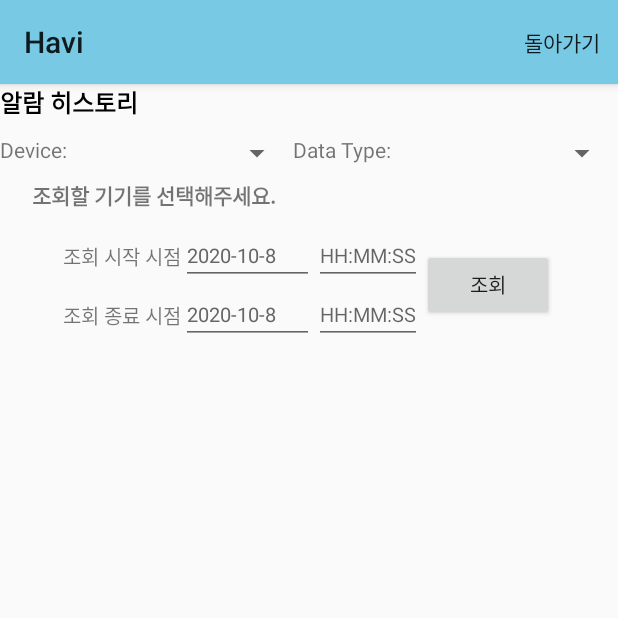
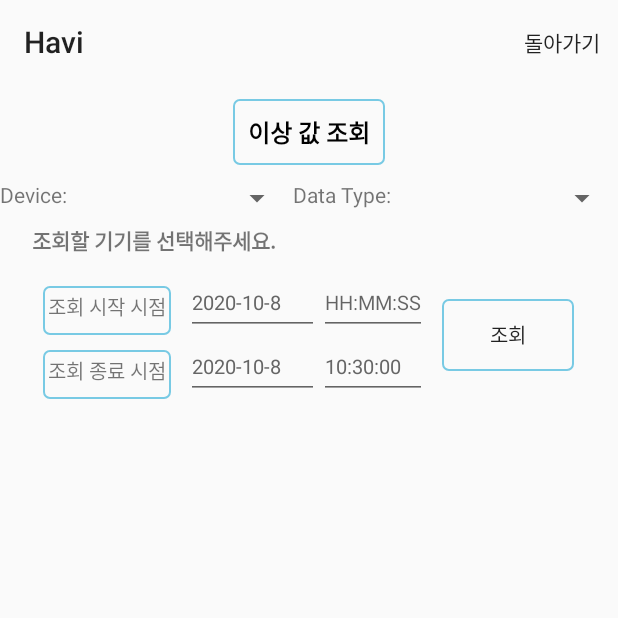
Before and after one commit to SongheeBack/2020Project, an Android app: the MainActivity screen opened directly, with no data from a screen before it, after a tap on "오류 데이터 조회", on a phone screen of 412 x 824 dp, the top half of it. Run offline under Robolectric (Android 15) with nearby library versions, the phone set to English and light mode, and no system bars; 2 statements that could not run were skipped.

Commit message:
오타수정_최종

```diff
--- a/app/src/main/java/com/example/a2020project/Chart/Chart.java
+++ b/app/src/main/java/com/example/a2020project/Chart/Chart.java
@@ -168,6 +168,8 @@ public class Chart extends Fragment {
         Calendar cal = Calendar.getInstance();
         tv[0].setText(cal.get(Calendar.YEAR) +"-"+ (cal.get(Calendar.MONTH)+1) +"-"+ cal.get(Calendar.DATE));
         tv[1].setText(cal.get(Calendar.YEAR) +"-"+ (cal.get(Calendar.MONTH)+1) +"-"+ cal.get(Calendar.DATE));
+        tv[3].setText(cal.get(Calendar.HOUR_OF_DAY) + ":" + cal.get(Calendar.MINUTE) + ":00");
+        chart_EndTime.append(cal.get(Calendar.HOUR_OF_DAY) + ":" + cal.get(Calendar.MINUTE) + ":00");
 
 
         // 이하 TextView에 대한 이벤트 처리 함수
@@ -367,7 +369,7 @@ public class Chart extends Fragment {
                 }
             }).execute("select DISTINCT date_format(log_date,'%y-%m-%d %H:%i:%s') as log_date, log_value from log " +
                     "where device_ID = " + '"' + id + '"' + " and log_index = " + '"' + idx + '"' +
-                    " and log_date between "+ '"' + sD + '"' + " and" + '"' + eD + '"' + " order by log_date desc", "2");
+                    " and log_date between "+ '"' + sD + '"' + " and" + '"' + eD + '"' + " order by log_date asc", "2");
 
         }
 
--- a/app/src/main/java/com/example/a2020project/ErrorData/ErrorData.java
+++ b/app/src/main/java/com/example/a2020project/ErrorData/ErrorData.java
@@ -3,6 +3,7 @@ package com.example.a2020project.ErrorData;
 import android.app.DatePickerDialog;
 import android.app.TimePickerDialog;
 import android.content.Intent;
+import android.graphics.drawable.ColorDrawable;
 import android.os.Bundle;
 import android.util.Log;
 import android.view.Menu;
@@ -62,8 +63,8 @@ public class ErrorData extends AppCompatActivity {
     protected void onCreate(Bundle savedInstanceState) {
         super.onCreate(savedInstanceState);
         setContentView(R.layout.error_data);
+        getSupportActionBar().setBackgroundDrawable(new ColorDrawable(0xFFFFFF));
 
-        Intent intent = this.getIntent();
 
         logIndex.clear();
         dName.clear();
@@ -111,6 +112,8 @@ public class ErrorData extends AppCompatActivity {
         Calendar cal = Calendar.getInstance();
         tv[0].setText(cal.get(Calendar.YEAR) +"-"+ (cal.get(Calendar.MONTH)+1) +"-"+ cal.get(Calendar.DATE));
         tv[1].setText(cal.get(Calendar.YEAR) +"-"+ (cal.get(Calendar.MONTH)+1) +"-"+ cal.get(Calendar.DATE));
+        tv[3].setText(cal.get(Calendar.HOUR_OF_DAY) + ":" + cal.get(Calendar.MINUTE) + ":00");
+        endTime.append(cal.get(Calendar.HOUR_OF_DAY) + ":" + cal.get(Calendar.MINUTE) + ":00");
 
         tv[0].setOnClickListener(new View.OnClickListener(){
             @Override
--- a/app/src/main/java/com/example/a2020project/Log/Log.java
+++ b/app/src/main/java/com/example/a2020project/Log/Log.java
@@ -153,9 +153,12 @@ public class Log extends Fragment {
         tv[2] = view.findViewById(R.id.editTextTime1);
         tv[3] = view.findViewById(R.id.editTextTime2);
 
+
         Calendar cal = Calendar.getInstance();
         tv[0].setText(cal.get(Calendar.YEAR) +"-"+ (cal.get(Calendar.MONTH)+1) +"-"+ cal.get(Calendar.DATE));
         tv[1].setText(cal.get(Calendar.YEAR) +"-"+ (cal.get(Calendar.MONTH)+1) +"-"+ cal.get(Calendar.DATE));
+        tv[3].setText(cal.get(Calendar.HOUR_OF_DAY) + ":" + cal.get(Calendar.MINUTE) + ":00");
+        endTime.append(cal.get(Calendar.HOUR_OF_DAY) + ":" + cal.get(Calendar.MINUTE) + ":00");
 
         tv[0].setOnClickListener(new View.OnClickListener(){
             @Override
@@ -336,7 +339,7 @@ public class Log extends Fragment {
                 }
             }).execute("select DISTINCT date_format(log_date,'%y-%m-%d %H:%i:%s') as log_date, log_value from log " +
                     "where device_ID = " + '"' + id + '"' + " and log_index = " + '"' + idx + '"' +
-                    " and log_date between "+ '"' + sD + '"' + " and" + '"' + eD + '"' + " order by log_date desc", "2");
+                    " and log_date between "+ '"' + sD + '"' + " and" + '"' + eD + '"' + " order by log_date asc", "2");
 
         }
 
--- a/app/src/main/java/com/example/a2020project/MainActivity.java
+++ b/app/src/main/java/com/example/a2020project/MainActivity.java
@@ -12,13 +12,18 @@ import android.content.Context;
 import android.content.DialogInterface;
 import android.content.Intent;
 import android.content.IntentFilter;
+import android.graphics.drawable.ColorDrawable;
 import android.os.Bundle;
 import android.util.Log;
 import android.view.Menu;
 import android.view.MenuItem;
+import android.widget.CheckBox;
+import android.widget.CompoundButton;
 import android.widget.Toast;
 
 import com.example.a2020project.ErrorData.ErrorData;
+import com.example.a2020project.ForLogin.LoginActivity;
+import com.example.a2020project.ForLogin.SaveSharedPreference;
 import com.google.android.gms.tasks.OnCompleteListener;
 import com.google.android.gms.tasks.Task;
 import com.google.android.material.tabs.TabLayout;
@@ -41,11 +46,15 @@ public class MainActivity extends AppCompatActivity {
 
     int tabP;
     TabAdapter tabAdapter;
+    public static boolean b;
 
     @Override
     protected void onCreate(Bundle savedInstanceState) {
         super.onCreate(savedInstanceState);
         setContentView(R.layout.activity_main);
+        getSupportActionBar().setBackgroundDrawable(new ColorDrawable(0xFFFFFF));
+
+        b = true;
 
         mContext = this;
 
@@ -122,6 +131,7 @@ public class MainActivity extends AppCompatActivity {
     protected void onStop() {
         super.onStop();
         LocalBroadcastManager.getInstance(this).unregisterReceiver(mMessageReceiver);
+        b = false;
     }
 
     private BroadcastReceiver mMessageReceiver = new BroadcastReceiver() {
@@ -141,13 +151,13 @@ public class MainActivity extends AppCompatActivity {
                 }
             });
 
-            builder.setNegativeButton("Cancel", new DialogInterface.OnClickListener(){
+            /*builder.setNegativeButton("Cancel", new DialogInterface.OnClickListener(){
                 @Override
                 public void onClick(DialogInterface dialog, int id)
                 {
                     Toast.makeText(getApplicationContext(), "Cancel Click", Toast.LENGTH_SHORT).show();
                 }
-            });
+            });*/
             AlertDialog alertDialog = builder.create();
             alertDialog.show();
         }
@@ -198,6 +208,7 @@ public class MainActivity extends AppCompatActivity {
 
         return device_ID;
     }
+
 
     public HashMap<String, String> getDevice_Name(){
         //Log.d("메인 getDevice_Name ::", "1");
--- a/app/src/main/java/com/example/a2020project/monitor/Monitor.java
+++ b/app/src/main/java/com/example/a2020project/monitor/Monitor.java
@@ -32,16 +32,15 @@ import java.util.TimerTask;
  */
 public class Monitor extends Fragment {
 
-    ImageView refresh;
     ListView listview;
     MonitorListviewAdapter mAdapter;
 
     String value; // 최종 데이터
     int cnt_check1;
     int cnt_check3;
-    //int cnt_check2; // log_index size
 
     HashMap<String, String> dName = new HashMap<>();
+    HashMap<String, Integer> NameCnt = new HashMap<>();
 
     MainActivity mActivity;
 
@@ -70,8 +69,8 @@ public class Monitor extends Fragment {
 
         // 리스트뷰 참조 및 Adapter달기
         listview = view.findViewById(R.id.monitorListview);
-        refresh = view.findViewById(R.id.refresh);
 
+        makeListView();
         doMonitor();
 
         /*ArrayList<String> device_ID = new ArrayList<>();
@@ -127,10 +126,11 @@ public class Monitor extends Fragment {
             @Override
             public void run() {
 
-                if(mActivity != null)
-                doMonitor();
+                if(mActivity != null){
+                    doMonitor();
+                }
 
-                refreshHandler.postDelayed(this, 2 * 1000);
+                refreshHandler.postDelayed(this, 1 * 1000);
             }
         };
         refreshHandler.postDelayed(runnable, 3 * 1000);
@@ -151,9 +151,12 @@ public class Monitor extends Fragment {
     }
 
     public void doMonitor(){
-        mAdapter.clear();
+        //mAdapter.clear();
+        mAdapter.notifyDataSetChanged();
         ArrayList<String> device_ID = new ArrayList<>();
         device_ID = ((MainActivity)getActivity()).getDevice_ID();
+
+        if(mActivity == null) { return; }
 
         for(int i = 0; i < device_ID.size(); i++){
             //int i_check = i;
@@ -161,6 +164,7 @@ public class Monitor extends Fragment {
             deviceId = device_ID.get(i);
 
             String index = null;
+            if(mActivity == null) { return; }
             index = ((MainActivity)getActivity()).getLog_Index(deviceId);
             //Log.d("Monitor!!!!!!!!!:: ", deviceId + " / "+index);
 
@@ -213,6 +217,20 @@ public class Monitor extends Fragment {
 
     }
 
+    public void makeListView(){
+        if(mActivity == null) { return; }
+        //int cnt = ((MainActivity)getActivity()).getIDCnt();
+
+        ArrayList<String> device_ID = ((MainActivity)getActivity()).getDevice_ID();
+        int IDCnt = device_ID.size();
+        for (int i = 0; i < IDCnt; i++){
+            mAdapter.addItem(device_ID.get(i), "");
+            NameCnt.put(device_ID.get(i), i);
+        }
+        mAdapter.notifyDataSetChanged();
+        listview.setAdapter(mAdapter);
+    }
+
     public void getLogData(final String logindex, final String deviceId){
         DBConnect.GetData dbMonitor1 = (DBConnect.GetData) new DBConnect.GetData(new DBConnect.GetData.AsyncResponse(){
             @Override
@@ -220,7 +238,7 @@ public class Monitor extends Fragment {
                 //Log.d("dbMonitor1되나...: ",  finalDeviceId + " / " + logindex + " / "+result);
 
                 if(result.equals("[]")){
-                    Log.d("cnt3: ", String.valueOf(cnt_check3));
+                    //Log.d("cnt3: ", String.valueOf(cnt_check3));
                     cnt_check3++;
                     showResult_null(deviceId, "조회할 수 있는 데이터가 없습니다.");
                 }
@@ -294,6 +312,7 @@ public class Monitor extends Fragment {
     private void showResult(String id, String idx, String data){
 
         //dName.clear();
+        if(mActivity == null) { return; }
 
         Float cData = Float.parseFloat(data);
         String data_2 = String.valueOf(Math.round(cData*100)/100.0);
@@ -320,37 +339,36 @@ public class Monitor extends Fragment {
         if (cnt_check1 == cnt_check2) {
 
             mAdapter.notifyDataSetChanged();
-            mAdapter.addItem(name, value);
+            //mAdapter.addItem(name, value);
+            mAdapter.setdata(NameCnt.get(id), value);
 
-            //Log.d("value, cnt: ", value + ", " + "1 = " + cnt_check1 + ", 2 = " + cnt_check2);
+            //Log.d("Result: value, cnt: ", value + ", " + "1 = " + cnt_check1 + ", 2 = " + cnt_check2);
             cnt_check1 = 0;
             value = null;
         }
-        listview.setAdapter(mAdapter);
-
+        //listview.setAdapter(mAdapter);
     }
 
     public void showResult_null(String id, String data){
         String name = dName.get(id);
 
+        if(mActivity == null) { return; }
         int cnt_check2 = ((MainActivity)getActivity()).getLogIndex_Cnt(id);
+
         //Log.d("cnt_ch2: ", String.valueOf(cnt_check2));
         //String addUnit = data;
         //Log.d("name + addUnit : ", name + ", " + addUnit);
         //mAdapter.addItem(name, data);
 
-        //cnt_check3++;
         Log.d("cnt3 + cnt2: ", String.valueOf(cnt_check3) + ", " + String.valueOf(cnt_check2));
         if (cnt_check3 == cnt_check2) {
 
             mAdapter.notifyDataSetChanged();
-            mAdapter.addItem(name, data);
-            Log.d("value, cnt: ", data + ", " + "3 = " + cnt_check3 + ", 2 = " + cnt_check2);
+            mAdapter.setdata(NameCnt.get(id), data);
+            Log.d("Result: value, cnt: ", data + ", " + "3 = " + cnt_check3 + ", 2 = " + cnt_check2);
             cnt_check3 = 0;
-            //value = null;
         }
-
-        listview.setAdapter(mAdapter);
+        //listview.setAdapter(mAdapter);
     }
 
 }
--- /dev/null
+++ b/app/src/main/res/drawable/bt_style.xml
@@ -0,0 +1,18 @@
+<?xml version="1.0" encoding="utf-8"?>
+<selector xmlns:android="http://schemas.android.com/apk/res/android">
+    <item android:state_focused="false" android:state_pressed="false">
+        <shape>
+            <stroke android:color="@color/colorPrimary"
+                android:width="1dp"/>
+            <corners android:radius="4dp" />
+        </shape>
+    </item>
+
+    <item android:state_focused="false" android:state_pressed="true">
+        <shape>
+            <stroke android:color="@color/colorPrimaryDark"
+                android:width="1dp"/>
+            <corners android:radius="4dp" />
+        </shape>
+    </item>
+</selector>
--- /dev/null
+++ b/app/src/main/res/drawable/tv_style.xml
@@ -0,0 +1,10 @@
+<?xml version="1.0" encoding="utf-8"?>
+<selector xmlns:android="http://schemas.android.com/apk/res/android">
+    <item android:state_focused="false" android:state_pressed="false">
+        <shape>
+            <stroke android:color="@color/colorPrimary"
+                android:width="1dp"/>
+            <corners android:radius="4dp" />
+        </shape>
+    </item>
+</selector>
--- a/app/src/main/res/layout/error_data.xml
+++ b/app/src/main/res/layout/error_data.xml
@@ -7,11 +7,15 @@
     android:orientation="vertical">
 
     <TextView
-        android:layout_width="match_parent"
+        android:layout_width="wrap_content"
         android:layout_height="wrap_content"
+        android:layout_gravity="center"
+        android:layout_marginTop="10dp"
         android:layout_marginBottom="10dp"
+        android:background="@drawable/tv_style"
+        android:padding="10dp"
+        android:text="이상 값 조회"
         android:textColor="#000000"
-        android:text="알람 히스토리"
         android:textSize="16dp"
         android:textStyle="bold" />
 
@@ -102,6 +106,9 @@
                     android:layout_width="wrap_content"
                     android:layout_height="match_parent"
                     android:layout_marginTop="10dp"
+                    android:padding="3dp"
+                    android:background="@drawable/tv_style"
+                    android:layout_marginRight="10dp"
                     android:textSize="13dp"
                     android:layout_weight="1"
                     android:text="조회 시작 시점" />
@@ -137,6 +144,9 @@
                     android:layout_width="wrap_content"
                     android:layout_height="match_parent"
                     android:layout_marginTop="10dp"
+                    android:layout_marginRight="10dp"
+                    android:padding="3dp"
+                    android:background="@drawable/tv_style"
                     android:textSize="13dp"
                     android:text="조회 종료 시점" />
                 <EditText
@@ -145,6 +155,7 @@
                     android:focusableInTouchMode="false"
                     android:textColor="#666666"
                     android:id="@+id/editTextDate2"
+
                     android:textSize="13dp"
                     android:hint="YYYY-MM-DD"/>
                 <EditText
@@ -164,6 +175,8 @@
             android:id="@+id/errorBtn"
             android:layout_width="wrap_content"
             android:layout_height="wrap_content"
+            android:layout_marginLeft="10dp"
+            android:background="@drawable/bt_style"
             android:textSize="13dp"
             android:text="조회" />
 
--- a/app/src/main/res/values-v21/styles.xml
+++ b/app/src/main/res/values-v21/styles.xml
@@ -6,8 +6,8 @@
         <item name="colorPrimary">@color/colorPrimary</item>
         <item name="colorPrimaryDark">@color/colorPrimaryDark</item>
         <item name="colorAccent">@color/colorAccent</item>
-        <item name="actionBarTheme">@color/actBase</item>
-        <item name="android:statusBarColor" tools:targetApi="lollipop">@color/black</item>
+        <item name="actionBarTheme">@color/white</item>
+        <item name="android:statusBarColor" tools:targetApi="lollipop">@color/actBase</item>
     </style>
 
     <style name="EditTheme" parent="Theme.AppCompat.Light.NoActionBar">
--- a/app/src/main/res/values/styles.xml
+++ b/app/src/main/res/values/styles.xml
@@ -6,7 +6,7 @@
         <item name="colorPrimary">@color/colorPrimary</item>
         <item name="colorPrimaryDark">@color/colorPrimaryDark</item>
         <item name="colorAccent">@color/colorAccent</item>
-        <item name="actionBarTheme">@color/actBase</item>
+        <item name="actionBarTheme">@color/white</item>
     </style>
 
     <style name="EditTheme" parent="Theme.AppCompat.Light.NoActionBar">
```
Also changed, not shown: app/src/main/AndroidManifest.xml (+1 -6 lines), app/src/main/java/com/example/a2020project/DBConnects/MyFirebaseMessagingService.java (+5 -10 lines), app/src/main/java/com/example/a2020project/ForLogin/LoginActivity.java (renamed from app/src/main/java/com/example/a2020project/LoginActivity.java, +46 -8 lines), app/src/main/java/com/example/a2020project/ForLogin/SaveSharedPreference.java (added, +49 -0 lines), app/src/main/java/com/example/a2020project/monitor/MonitorListviewAdapter.java (+8 -0 lines), app/src/main/res/layout/fragment_chart.xml (+10 -1 lines), app/src/main/res/layout/fragment_log.xml (+8 -0 lines), app/src/main/res/layout/fragment_monitor.xml (+11 -24 lines), app/src/main/res/layout/login.xml (+17 -5 lines).
